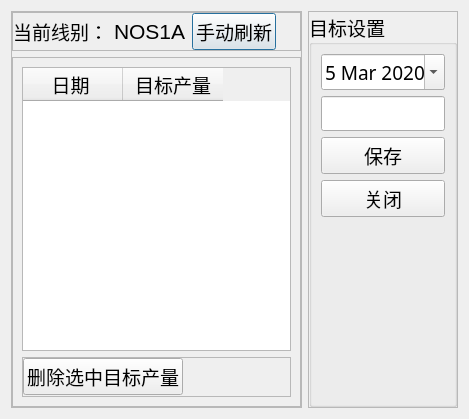
This is qt5_proj/targetSettings.ui in clang2you/packing_defective as Qt 5 draws it before an edit. The edited form follows.
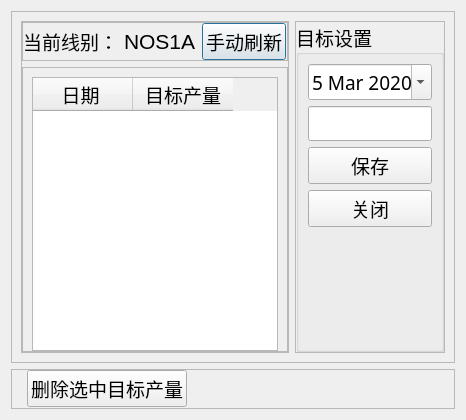
This is the edited form.

The edit to the form file:
```diff
--- a/qt5_proj/targetSettings.ui
+++ b/qt5_proj/targetSettings.ui
@@ -6,13 +6,22 @@
    <rect>
     <x>0</x>
     <y>0</y>
-    <width>469</width>
-    <height>419</height>
+    <width>466</width>
+    <height>420</height>
    </rect>
   </property>
   <property name="windowTitle">
    <string>部门每日目标设置</string>
   </property>
+  <layout class="QVBoxLayout" name="verticalLayout_5">
+   <item>
+    <widget class="QFrame" name="frame_6">
+     <property name="frameShape">
+      <enum>QFrame::StyledPanel</enum>
+     </property>
+     <property name="frameShadow">
+      <enum>QFrame::Raised</enum>
+     </property>
   <layout class="QHBoxLayout" name="horizontalLayout">
    <item>
     <widget class="QFrame" name="frame">
@@ -120,6 +129,9 @@
          <enum>QFrame::Raised</enum>
         </property>
         <layout class="QVBoxLayout" name="verticalLayout_4">
+            <property name="bottomMargin">
+             <number>0</number>
+            </property>
          <item>
           <widget class="QTableWidget" name="tableWidget">
            <property name="font">
@@ -140,62 +152,6 @@
            </column>
           </widget>
          </item>
-         <item>
-          <widget class="QFrame" name="frame_5">
-           <property name="minimumSize">
-            <size>
-             <width>0</width>
-             <height>40</height>
-            </size>
-           </property>
-           <property name="frameShape">
-            <enum>QFrame::StyledPanel</enum>
-           </property>
-           <property name="frameShadow">
-            <enum>QFrame::Raised</enum>
-           </property>
-           <layout class="QHBoxLayout" name="horizontalLayout_3">
-            <property name="leftMargin">
-             <number>0</number>
-            </property>
-            <property name="topMargin">
-             <number>0</number>
-            </property>
-            <property name="rightMargin">
-             <number>0</number>
-            </property>
-            <property name="bottomMargin">
-             <number>0</number>
-            </property>
-            <item>
-             <widget class="QPushButton" name="pushButton_4">
-              <property name="font">
-               <font>
-                <family>Microsoft YaHei UI Light</family>
-                <pointsize>14</pointsize>
-               </font>
-              </property>
-              <property name="text">
-               <string>删除选中目标产量</string>
-              </property>
-             </widget>
-            </item>
-            <item>
-             <spacer name="horizontalSpacer_2">
-              <property name="orientation">
-               <enum>Qt::Horizontal</enum>
-              </property>
-              <property name="sizeHint" stdset="0">
-               <size>
-                <width>110</width>
-                <height>20</height>
-               </size>
-              </property>
-             </spacer>
-            </item>
-           </layout>
-          </widget>
-         </item>
         </layout>
        </widget>
       </item>
@@ -290,6 +246,65 @@
          </item>
         </layout>
        </widget>
+         </item>
+        </layout>
+       </widget>
+      </item>
+     </layout>
+    </widget>
+   </item>
+   <item>
+    <widget class="QFrame" name="frame_5">
+     <property name="minimumSize">
+      <size>
+       <width>0</width>
+       <height>40</height>
+      </size>
+     </property>
+     <property name="frameShape">
+      <enum>QFrame::StyledPanel</enum>
+     </property>
+     <property name="frameShadow">
+      <enum>QFrame::Raised</enum>
+     </property>
+     <layout class="QHBoxLayout" name="horizontalLayout_3">
+      <property name="leftMargin">
+       <number>15</number>
+      </property>
+      <property name="topMargin">
+       <number>0</number>
+      </property>
+      <property name="rightMargin">
+       <number>0</number>
+      </property>
+      <property name="bottomMargin">
+       <number>0</number>
+      </property>
+      <item>
+       <widget class="QPushButton" name="pushButton_4">
+        <property name="font">
+         <font>
+          <family>Microsoft YaHei UI Light</family>
+          <pointsize>14</pointsize>
+         </font>
+        </property>
+        <property name="text">
+         <string>删除选中目标产量</string>
+        </property>
+       </widget>
+      </item>
+      <item>
+       <spacer name="horizontalSpacer_2">
+        <property name="orientation">
+         <enum>Qt::Horizontal</enum>
+        </property>
+        <property name="sizeHint" stdset="0">
+         <size>
+          <width>110</width>
+          <height>20</height>
+         </size>
+        </property>
+       </spacer>
       </item>
      </layout>
     </widget>
```
Lines whose indentation alone changed are shown as unchanged.
